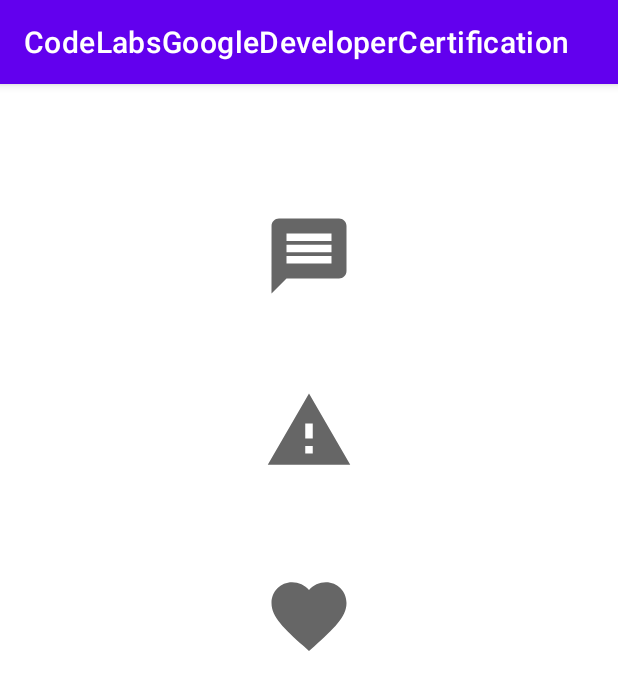
After one commit to gmzucolo/CodeLabsGoogleDeveloperCertification, an Android app: the ToastSnakeFragment screen opened through its navigation route, on a phone screen of 412 x 824 dp. The commit adds this screen. Shown: the top 690 px of the screen. Run offline under Robolectric (Android 15) with nearby library versions, the phone set to English and light mode, and no system bars.

Commit message:
ToastSnakeFragment.kt done

```diff
--- a/app/src/main/AndroidManifest.xml
+++ b/app/src/main/AndroidManifest.xml
@@ -11,7 +11,8 @@
         android:theme="@style/Theme.CodeLabsGoogleDeveloperCertification">
         <activity
             android:name=".MainActivity"
-            android:exported="true">
+            android:exported="true"
+            android:screenOrientation="portrait">
             <intent-filter>
                 <action android:name="android.intent.action.MAIN" />
 
--- a/app/src/main/java/com/example/codelabsgoogledevelopercertification/MainFragment.kt
+++ b/app/src/main/java/com/example/codelabsgoogledevelopercertification/MainFragment.kt
@@ -3,6 +3,7 @@ package com.example.codelabsgoogledevelopercertification
 import android.os.Bundle
 import android.view.View
 import com.example.codelabsgoogledevelopercertification.databinding.FragmentMainBinding
+import com.example.codelabsgoogledevelopercertification.util.navTo
 
 class MainFragment : androidx.fragment.app.Fragment(R.layout.fragment_main) {
 
@@ -10,6 +11,9 @@ class MainFragment : androidx.fragment.app.Fragment(R.layout.fragment_main) {
 
     override fun onViewCreated(view: View, savedInstanceState: Bundle?) {
         super.onViewCreated(view, savedInstanceState)
+
         binding = FragmentMainBinding.bind(view)
+
+        binding.codelabToastSnake.setOnClickListener { navTo(R.id.toastSnakeFragment) }
     }
 }
--- /dev/null
+++ b/app/src/main/java/com/example/codelabsgoogledevelopercertification/ToastSnakeFragment.kt
@@ -0,0 +1,43 @@
+package com.example.codelabsgoogledevelopercertification
+
+import android.content.pm.ActivityInfo
+import android.os.Bundle
+import android.view.View
+import android.widget.Toast
+import androidx.fragment.app.Fragment
+import com.example.codelabsgoogledevelopercertification.databinding.FragmentToastSnakeBinding
+import com.example.codelabsgoogledevelopercertification.util.toast
+import com.google.android.material.snackbar.Snackbar
+
+
+class ToastSnakeFragment : Fragment(R.layout.fragment_toast_snake) {
+
+    private lateinit var binding: FragmentToastSnakeBinding
+
+    override fun onViewCreated(view: View, savedInstanceState: Bundle?) {
+        super.onViewCreated(view, savedInstanceState)
+
+        requireActivity().requestedOrientation = ActivityInfo.SCREEN_ORIENTATION_UNSPECIFIED
+
+        binding = FragmentToastSnakeBinding.bind(view)
+
+        binding.toast.setOnClickListener {
+            val message = "My message for you"
+            Toast
+                .makeText(requireContext(), message, Toast.LENGTH_LONG)
+                .show()
+        }
+        binding.snake.setOnClickListener {
+            Snackbar
+                .make(view, "Hello SnackBar", Snackbar.LENGTH_LONG)
+                .show()
+        }
+        binding.snakeAction.setOnClickListener {
+            Snackbar
+                .make(view, "Hello SnackBarAction", Snackbar.LENGTH_LONG)
+                .setAction("click") { toast("I am a snake!") }
+                .show()
+        }
+
+    }
+}
--- /dev/null
+++ b/app/src/main/java/com/example/codelabsgoogledevelopercertification/util/FragmentExt.kt
@@ -0,0 +1,9 @@
+package com.example.codelabsgoogledevelopercertification.util
+
+import android.widget.Toast
+import androidx.annotation.IdRes
+import androidx.fragment.app.Fragment
+import androidx.navigation.fragment.findNavController
+
+fun Fragment.navTo(@IdRes dest: Int) = findNavController().navigate(dest)
+fun Fragment.toast(message: String) = Toast.makeText(requireContext(), message, Toast.LENGTH_LONG).show()
--- /dev/null
+++ b/app/src/main/java/com/example/codelabsgoogledevelopercertification/util/ViewExt.kt
@@ -0,0 +1,17 @@
+package com.example.codelabsgoogledevelopercertification.util
+
+import android.view.View
+import android.view.animation.Animation
+
+fun View.startAnimation(anim: Animation, onEnd: () -> Unit) {
+    anim.setAnimationListener(object : Animation.AnimationListener {
+        override fun onAnimationEnd(animation: Animation?) = onEnd()
+        override fun onAnimationRepeat(animation: Animation?) = Unit
+        override fun onAnimationStart(animation: Animation?) = Unit
+    })
+    this.startAnimation(anim)
+}
+
+fun View.setVisible(show: Boolean) {
+    if (show) this.visibility = View.VISIBLE else this.visibility = View.GONE
+}
--- /dev/null
+++ b/app/src/main/res/drawable/ic_favorite.xml
@@ -0,0 +1,10 @@
+<vector xmlns:android="http://schemas.android.com/apk/res/android"
+    android:width="24dp"
+    android:height="24dp"
+    android:viewportWidth="24"
+    android:viewportHeight="24"
+    android:tint="?attr/colorControlNormal">
+  <path
+      android:fillColor="@android:color/white"
+      android:pathData="M12,21.35l-1.45,-1.32C5.4,15.36 2,12.28 2,8.5 2,5.42 4.42,3 7.5,3c1.74,0 3.41,0.81 4.5,2.09C13.09,3.81 14.76,3 16.5,3 19.58,3 22,5.42 22,8.5c0,3.78 -3.4,6.86 -8.55,11.54L12,21.35z"/>
+</vector>
--- /dev/null
+++ b/app/src/main/res/drawable/ic_snake.xml
@@ -0,0 +1,10 @@
+<vector xmlns:android="http://schemas.android.com/apk/res/android"
+    android:width="24dp"
+    android:height="24dp"
+    android:viewportWidth="24"
+    android:viewportHeight="24"
+    android:tint="?attr/colorControlNormal">
+  <path
+      android:fillColor="@android:color/white"
+      android:pathData="M1,21h22L12,2 1,21zM13,18h-2v-2h2v2zM13,14h-2v-4h2v4z"/>
+</vector>
--- /dev/null
+++ b/app/src/main/res/drawable/ic_toast.xml
@@ -0,0 +1,10 @@
+<vector xmlns:android="http://schemas.android.com/apk/res/android"
+    android:width="24dp"
+    android:height="24dp"
+    android:viewportWidth="24"
+    android:viewportHeight="24"
+    android:tint="?attr/colorControlNormal">
+  <path
+      android:fillColor="@android:color/white"
+      android:pathData="M20,2L4,2c-1.1,0 -1.99,0.9 -1.99,2L2,22l4,-4h14c1.1,0 2,-0.9 2,-2L22,4c0,-1.1 -0.9,-2 -2,-2zM18,14L6,14v-2h12v2zM18,11L6,11L6,9h12v2zM18,8L6,8L6,6h12v2z"/>
+</vector>
--- /dev/null
+++ b/app/src/main/res/layout/fragment_toast_snake.xml
@@ -0,0 +1,47 @@
+<?xml version="1.0" encoding="utf-8"?>
+<androidx.constraintlayout.widget.ConstraintLayout xmlns:android="http://schemas.android.com/apk/res/android"
+    xmlns:app="http://schemas.android.com/apk/res-auto"
+    xmlns:tools="http://schemas.android.com/tools"
+    android:layout_width="match_parent"
+    android:layout_height="match_parent"
+    android:id="@+id/coordinate_root"
+    tools:context=".ToastSnakeFragment">
+
+    <ImageView
+        android:id="@+id/toast"
+        android:layout_width="60dp"
+        android:layout_height="60dp"
+        android:background="?attr/selectableItemBackground"
+        android:src="@drawable/ic_toast"
+        android:contentDescription="tostando"
+        app:layout_constraintBottom_toBottomOf="parent"
+        app:layout_constraintEnd_toEndOf="parent"
+        app:layout_constraintStart_toStartOf="parent"
+        app:layout_constraintTop_toTopOf="parent"
+        app:layout_constraintVertical_bias="0.12" />
+
+    <ImageView
+        android:id="@+id/snake"
+        android:layout_width="60dp"
+        android:layout_height="60dp"
+        android:background="?attr/selectableItemBackground"
+        android:src="@drawable/ic_snake"
+        app:layout_constraintBottom_toBottomOf="parent"
+        app:layout_constraintEnd_toEndOf="parent"
+        app:layout_constraintStart_toStartOf="parent"
+        app:layout_constraintTop_toBottomOf="@+id/toast"
+        app:layout_constraintVertical_bias="0.10" />
+
+    <ImageView
+        android:id="@+id/snake_action"
+        android:layout_width="60dp"
+        android:layout_height="60dp"
+        android:background="?attr/selectableItemBackground"
+        android:src="@drawable/ic_favorite"
+        app:layout_constraintBottom_toBottomOf="parent"
+        app:layout_constraintEnd_toEndOf="parent"
+        app:layout_constraintStart_toStartOf="parent"
+        app:layout_constraintTop_toBottomOf="@+id/toast"
+        app:layout_constraintVertical_bias="0.32" />
+
+</androidx.constraintlayout.widget.ConstraintLayout>
--- a/app/src/main/res/navigation/nav_graph.xml
+++ b/app/src/main/res/navigation/nav_graph.xml
@@ -9,5 +9,18 @@
         android:id="@+id/mainFragment"
         android:name="com.example.codelabsgoogledevelopercertification.MainFragment"
         android:label="fragment_main"
-        tools:layout="@layout/fragment_main" />
+        tools:layout="@layout/fragment_main" >
+        <action
+            android:id="@+id/action_mainFragment_to_toastSnakeFragment"
+            app:destination="@id/toastSnakeFragment" />
+    </fragment>
+    <fragment
+        android:id="@+id/toastSnakeFragment"
+        android:name="com.example.codelabsgoogledevelopercertification.ToastSnakeFragment"
+        android:label="fragment_toast_snake"
+        tools:layout="@layout/fragment_toast_snake" >
+        <action
+            android:id="@+id/action_toastSnakeFragment_to_mainFragment"
+            app:destination="@id/mainFragment" />
+    </fragment>
 </navigation>
```
